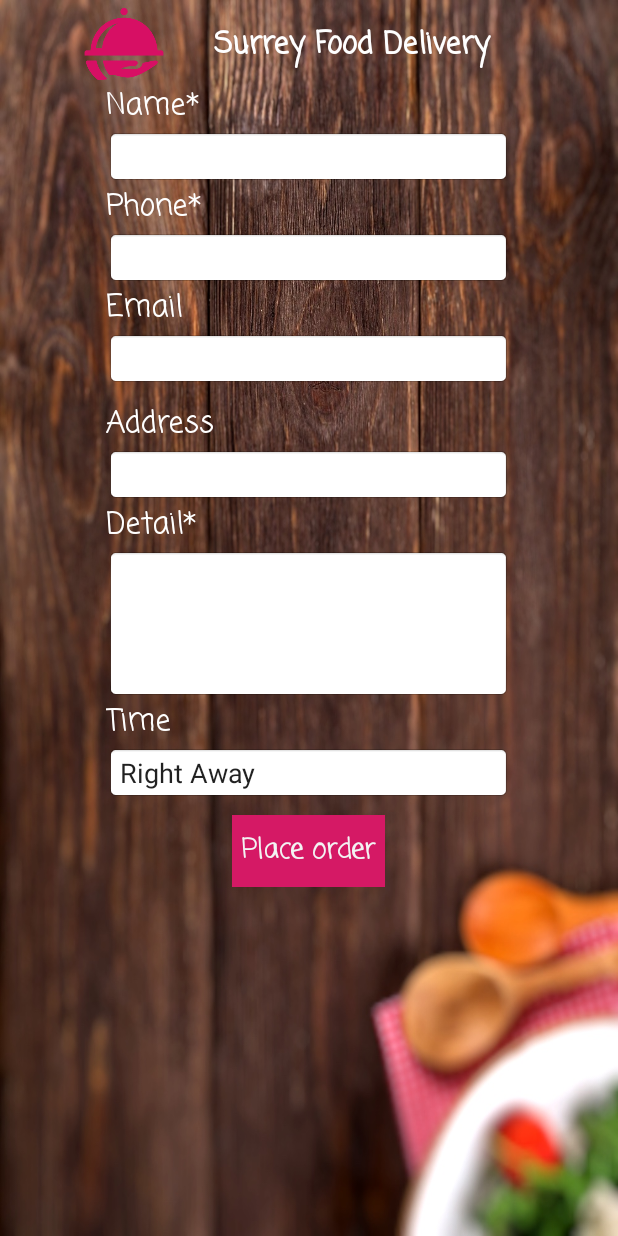
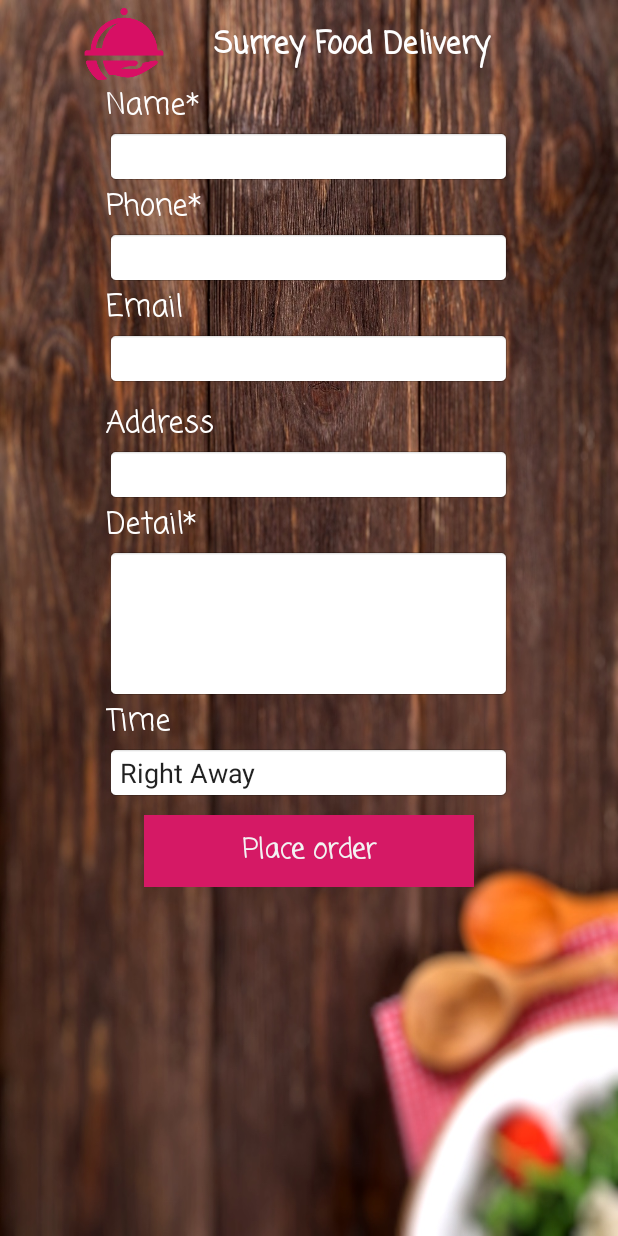
Before and after one commit to terencecyleung/SurreyFoodDelivery, an Android app: the CustomerOrderActivity screen opened directly, with no data from a screen before it, on a phone screen of 412 x 824 dp. Run offline under Robolectric (Android 15) with nearby library versions, the phone set to English and light mode, and no system bars.

```diff
--- a/app/src/main/res/layout/activity_customerorder.xml
+++ b/app/src/main/res/layout/activity_customerorder.xml
@@ -232,6 +232,7 @@
                     android:gravity="start"
                     android:inputType="datetime"
                     android:text="Right Away" />
+
             </LinearLayout>
             <!--end date and time-->
 
@@ -257,10 +258,11 @@
 
             <Button
                 android:id="@+id/button_order_submit"
-                android:layout_width="wrap_content"
+                android:layout_width="220dp"
                 android:layout_height="wrap_content"
                 android:onClick="cust_placeOrder_click"
                 android:text=" Place order " />
+
         </LinearLayout>
         <!--end submit button-->
 
```
